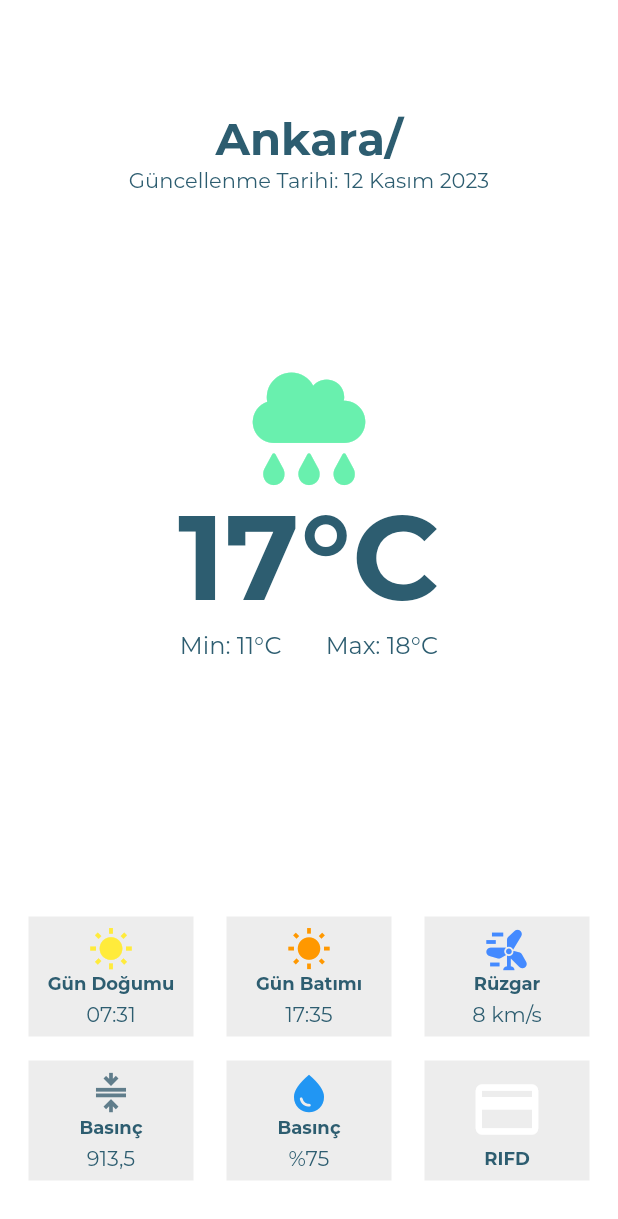
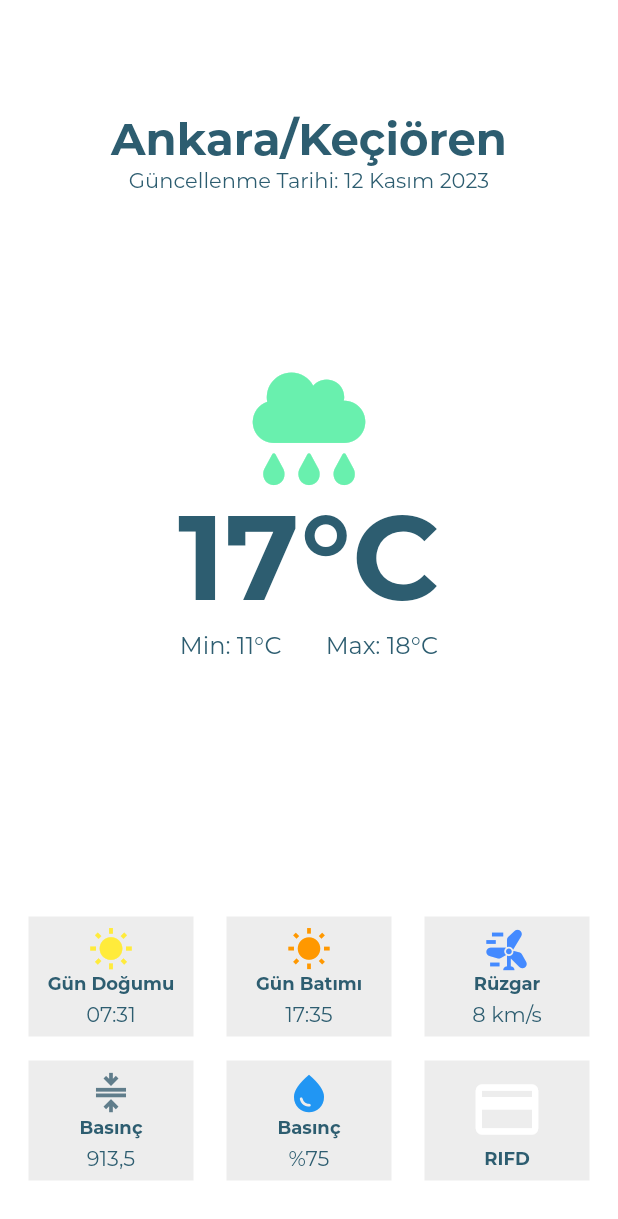
Before and after one commit to 08kerem1907/flutter_firebase_auth-main, a Flutter app: the WeatherScreen screen opened directly, on a phone screen of 412 x 824 dp. Shown: the top 1219 px of the screen. Run offline on Flutter 3.47's test engine with Material 2 defaults, Android fonts, the phone set to English and light mode, and no system bars; our stand-ins replace cloud_firestore, firebase_auth, firebase_core, fluttertoast, font_awesome_flutter, get_it and 1 more; accounts and stored records are empty.

Commit message:
düzenlendi3

```diff
--- a/lib/screens/weather_screen.dart
+++ b/lib/screens/weather_screen.dart
@@ -21,7 +21,7 @@ class _WeatherScreenState extends State<WeatherScreen> {
             SizedBox(height: 66.0),
             // Şehir/İlçe Adı ve Güncellenme Tarihi
             Text(
-              'Ankara/',
+              'Ankara/Keçiören',
               style: TextStyle(fontSize: 30, fontWeight: FontWeight.bold),
             ),
             Text('Güncellenme Tarihi: 12 Kasım 2023'),
```
